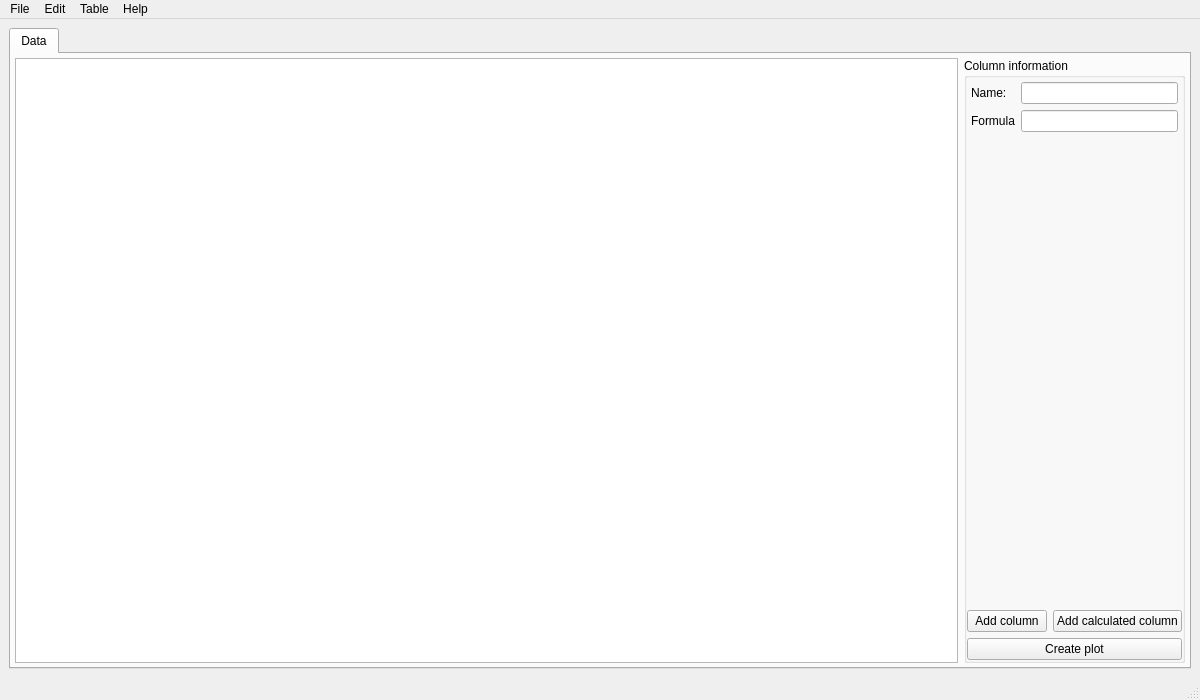
The window that src/tailor/resources/tailor.ui (davidfokkema/tailor) describes before a commit, drawn with Qt 5.
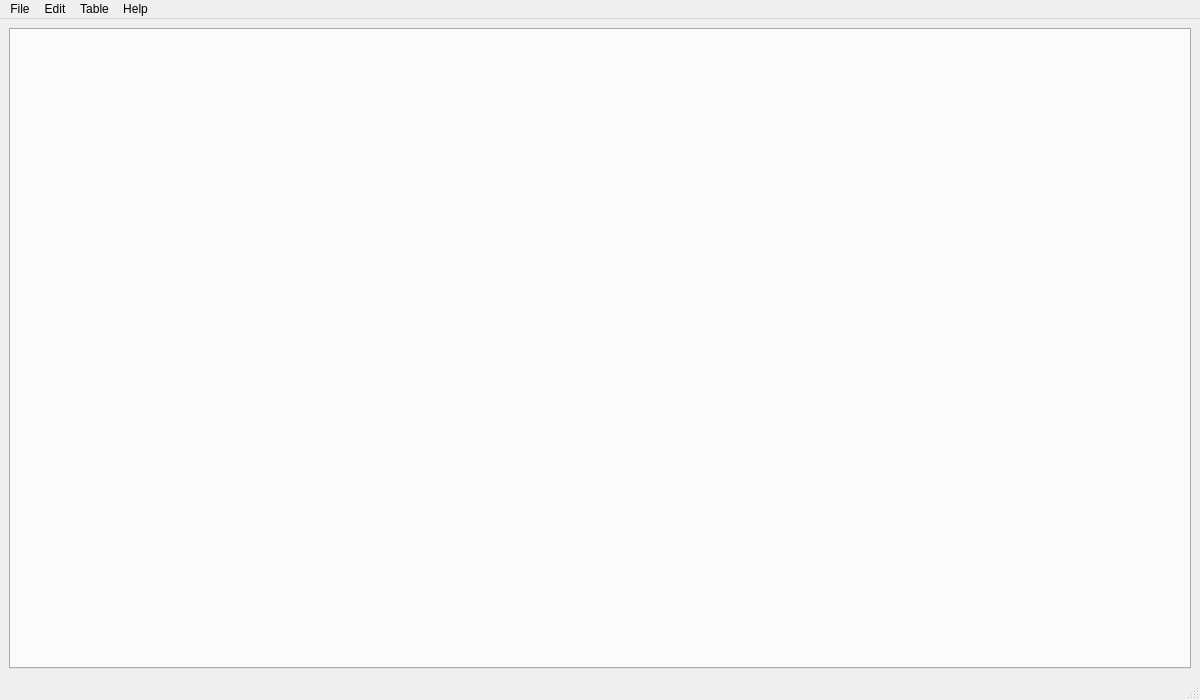
The same window after the commit.

Commit message: Separate UI file for data sheet

Diff of the .ui file:
```diff
--- a/src/tailor/resources/tailor.ui
+++ b/src/tailor/resources/tailor.ui
@@ -20,126 +20,6 @@
       <property name="currentIndex">
        <number>0</number>
       </property>
-      <widget class="QWidget" name="data">
-       <attribute name="title">
-        <string>Data</string>
-       </attribute>
-       <layout class="QHBoxLayout" name="horizontalLayout">
-        <property name="leftMargin">
-         <number>4</number>
-        </property>
-        <property name="topMargin">
-         <number>4</number>
-        </property>
-        <property name="rightMargin">
-         <number>4</number>
-        </property>
-        <property name="bottomMargin">
-         <number>4</number>
-        </property>
-        <item>
-         <widget class="QTableView" name="data_view">
-          <property name="sizePolicy">
-           <sizepolicy hsizetype="Expanding" vsizetype="Expanding">
-            <horstretch>1</horstretch>
-            <verstretch>0</verstretch>
-           </sizepolicy>
-          </property>
-         </widget>
-        </item>
-        <item>
-         <widget class="QGroupBox" name="groupBox">
-          <property name="title">
-           <string>Column information</string>
-          </property>
-          <layout class="QVBoxLayout" name="verticalLayout" stretch="1,0,0">
-           <property name="leftMargin">
-            <number>0</number>
-           </property>
-           <property name="topMargin">
-            <number>0</number>
-           </property>
-           <property name="rightMargin">
-            <number>0</number>
-           </property>
-           <property name="bottomMargin">
-            <number>0</number>
-           </property>
-           <item>
-            <layout class="QFormLayout" name="formLayout">
-             <property name="fieldGrowthPolicy">
-              <enum>QFormLayout::ExpandingFieldsGrow</enum>
-             </property>
-             <property name="leftMargin">
-              <number>4</number>
-             </property>
-             <property name="topMargin">
-              <number>4</number>
-             </property>
-             <property name="rightMargin">
-              <number>4</number>
-             </property>
-             <property name="bottomMargin">
-              <number>4</number>
-             </property>
-             <item row="0" column="0">
-              <widget class="QLabel" name="nameLabel">
-               <property name="text">
-                <string>Name:</string>
-               </property>
-              </widget>
-             </item>
-             <item row="0" column="1">
-              <widget class="QLineEdit" name="name_edit"/>
-             </item>
-             <item row="1" column="0">
-              <widget class="QLabel" name="formulaLabel">
-               <property name="text">
-                <string>Formula</string>
-               </property>
-              </widget>
-             </item>
-             <item row="1" column="1">
-              <widget class="QLineEdit" name="formula_edit"/>
-             </item>
-            </layout>
-           </item>
-           <item>
-            <layout class="QHBoxLayout" name="horizontalLayout_2">
-             <item>
-              <widget class="QPushButton" name="add_column_button">
-               <property name="sizePolicy">
-                <sizepolicy hsizetype="Minimum" vsizetype="Fixed">
-                 <horstretch>0</horstretch>
-                 <verstretch>0</verstretch>
-                </sizepolicy>
-               </property>
-               <property name="text">
-                <string>Add column</string>
-               </property>
-              </widget>
-             </item>
-             <item>
-              <widget class="QPushButton" name="add_calculated_column_button">
-               <property name="text">
-                <string>Add calculated column</string>
-               </property>
-              </widget>
-             </item>
-            </layout>
-           </item>
-           <item>
-            <widget class="QPushButton" name="create_plot_button">
-             <property name="text">
-              <string>Create plot</string>
-             </property>
-            </widget>
-           </item>
-          </layout>
-         </widget>
-        </item>
-       </layout>
-      </widget>
      </widget>
     </item>
    </layout>
```
Left out of the diff: 10 changed lines with no effect on the pictures. The commit also changes 6 other files.
